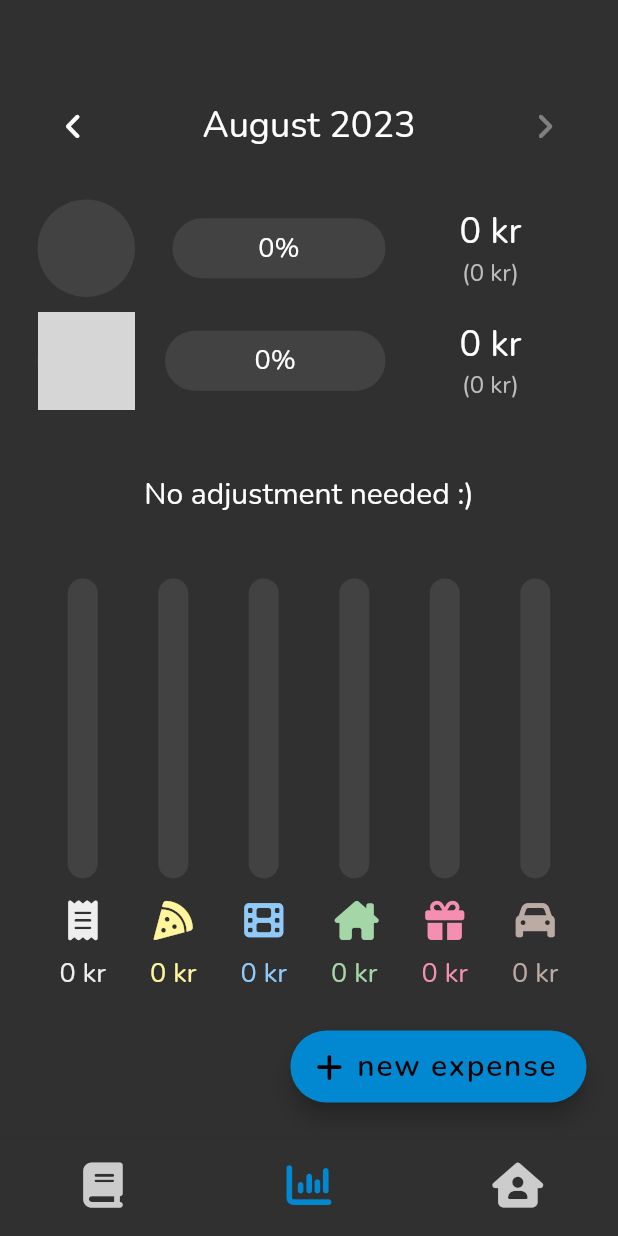
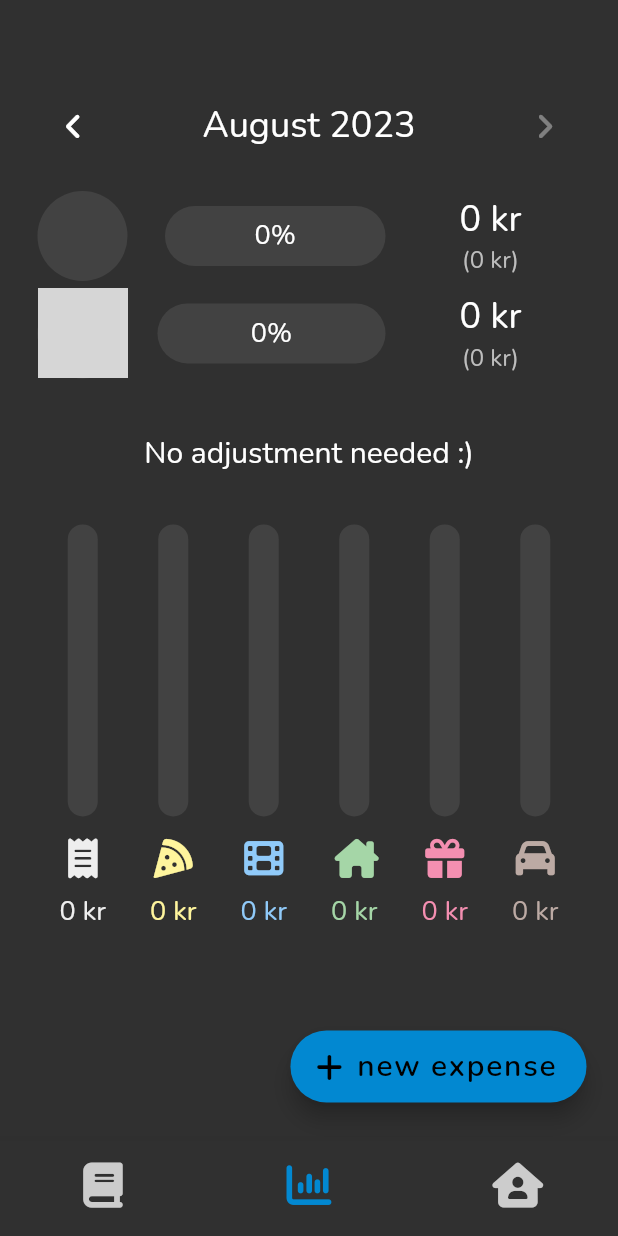
Before and after one commit to swegg4n/balancer, a Flutter app: the screen it shows once a user with an empty profile is signed in, on a phone screen of 412 x 824 dp. Run offline on Flutter 3.47's test engine with Material 2 defaults, Android fonts, the phone set to English and light mode, and no system bars; drawn by our look-alikes of percent_indicator; our stand-ins replace cloud_firestore, device_preview, firebase_auth, firebase_core, firebase_messaging, firebase_storage and 9 more; missing offline and left inert: multi_value_listenable_builder; accounts and stored records are empty; network calls fail; grey boxes are pictures that could not be loaded.

Commit message:
Fixed responsiveness issues

```diff
--- a/lib/analytics/analytics.dart
+++ b/lib/analytics/analytics.dart
@@ -18,7 +18,7 @@ final monthNames = ['', 'January', 'February', 'March', 'April', 'May', 'June',
 
 // ignore: must_be_immutable
 class AnalyticsScreen extends StatefulWidget {
-  final double iconSize = 65;
+  final double iconSize = 60;
   DateTime fromDateTime = DateTime.fromMillisecondsSinceEpoch(0);
   DateTime toDateTime = DateTime.fromMillisecondsSinceEpoch(0);
 
@@ -157,6 +157,15 @@ class _AnalyticsScreenState extends State<AnalyticsScreen> {
         analyticsState.hasModifiedDate = false;
       }
     });
+    double screenHeight = MediaQuery.of(context).size.height - 75 - 100;
+
+    // return Container(
+    //   margin: EdgeInsets.only(left: 25, right: 25, top: 60, bottom: 15),
+    //   child: SizedBox(
+    //     height: screenHeight,
+    //     child: Placeholder(),
+    //   ),
+    // );
 
     return FutureBuilder<List<Expense>>(
         future: _monthlyExpensesFuture,
@@ -176,10 +185,13 @@ class _AnalyticsScreenState extends State<AnalyticsScreen> {
                   child: SingleChildScrollView(
                     physics: const AlwaysScrollableScrollPhysics(),
                     child: Container(
-                      margin: const EdgeInsets.only(top: 60, left: 25, right: 25, bottom: 0),
-                      height: MediaQuery.of(context).size.height - 130,
+                      height: screenHeight,
+                      margin: const EdgeInsets.only(top: 60, left: 25, right: 25, bottom: 15),
                       child: Column(
                         children: [
+                          SizedBox(
+                            height: 1.0 * screenHeight / 10,
+                            child: Column(children: [
                               Row(
                                 mainAxisAlignment: MainAxisAlignment.spaceBetween,
                                 children: [
@@ -201,8 +213,11 @@ class _AnalyticsScreenState extends State<AnalyticsScreen> {
                                       icon: const Icon(FontAwesomeIcons.angleRight, size: 20)),
                                 ],
                               ),
-                          const Padding(padding: EdgeInsets.only(bottom: 25)),
-                          Row(
+                            ]),
+                          ),
+                          SizedBox(
+                            height: 1.0 * screenHeight / 10,
+                            child: Row(
                               children: [
                                 Container(
                                   width: widget.iconSize,
@@ -232,6 +247,7 @@ class _AnalyticsScreenState extends State<AnalyticsScreen> {
                                 SizedBox(
                                   width: 120,
                                   child: Column(
+                                    mainAxisAlignment: MainAxisAlignment.center,
                                     children: [
                                       FittedBox(child: Text('$totalLentUser1 kr', style: const TextStyle(fontSize: 24))),
                                       FittedBox(child: Text('($totalSumUser1 kr)', style: TextStyle(fontSize: 16, color: Colors.grey[400]))),
@@ -240,8 +256,10 @@ class _AnalyticsScreenState extends State<AnalyticsScreen> {
                                 ),
                               ],
                             ),
-                          const Padding(padding: EdgeInsets.only(bottom: 10)),
-                          Row(
+                          ),
+                          SizedBox(
+                            height: 1.0 * screenHeight / 10,
+                            child: Row(
                               children: [
                                 Container(
                                   width: widget.iconSize,
@@ -271,6 +289,7 @@ class _AnalyticsScreenState extends State<AnalyticsScreen> {
                                 SizedBox(
                                   width: 120,
                                   child: Column(
+                                    mainAxisAlignment: MainAxisAlignment.center,
                                     children: [
                                       FittedBox(child: Text('$totalLentUser2 kr', style: const TextStyle(fontSize: 24))),
                                       FittedBox(child: Text('($totalSumUser2 kr)', style: TextStyle(fontSize: 16, color: Colors.grey[400]))),
@@ -279,8 +298,11 @@ class _AnalyticsScreenState extends State<AnalyticsScreen> {
                                 ),
                               ],
                             ),
-                          const Spacer(),
-                          Stack(
+                          ),
+                          const Padding(padding: EdgeInsets.only(bottom: 15)),
+                          SizedBox(
+                            height: 1.0 * screenHeight / 10,
+                            child: Stack(
                               alignment: Alignment.center,
                               children: [
                                 Visibility(
@@ -321,16 +343,21 @@ class _AnalyticsScreenState extends State<AnalyticsScreen> {
                                   maintainState: true,
                                   child: const Text('No adjustment needed :)', style: TextStyle(fontSize: 20)),
                                 ),
+                                const Padding(padding: EdgeInsets.only(bottom: 10)),
                               ],
                             ),
-                          const Spacer(),
-                          StackedCategoryBars(
+                          ),
+                          const Padding(padding: EdgeInsets.only(bottom: 15)),
+                          SizedBox(
+                            height: 5 * screenHeight / 10,
+                            child: StackedCategoryBars(
                               categoryExpensesUser1: categoryExpensesUser1,
                               categoryExpensesUser2: categoryExpensesUser2,
                               totalSumUser1: totalSumUser1,
                               totalSumUser2: totalSumUser2,
+                              maxHeight: 3 * screenHeight / 10,
                             ),
-                          const Spacer(flex: 3),
+                          ),
                         ],
                       ),
                     ),
@@ -372,13 +399,15 @@ class StackedCategoryBars extends StatelessWidget {
   final List<double> categoryExpensesUser2;
   final int totalSumUser1;
   final int totalSumUser2;
+  final double maxHeight;
 
   const StackedCategoryBars(
       {super.key,
       required this.categoryExpensesUser1,
       required this.categoryExpensesUser2,
       required this.totalSumUser1,
-      required this.totalSumUser2});
+      required this.totalSumUser2,
+      required this.maxHeight});
 
   @override
   Widget build(BuildContext context) {
@@ -398,6 +427,7 @@ class StackedCategoryBars extends StatelessWidget {
                 expenseFractionUser2: totalSumUser2 == 0 ? 0 : categoryExpensesUser2[index] / max,
                 index: index,
                 categorySum: (categoryExpensesUser1[index] + categoryExpensesUser2[index]).toInt(),
+                maxHeight: maxHeight,
               )),
     );
   }
@@ -408,11 +438,15 @@ class CategoryBar extends StatelessWidget {
   final double expenseFractionUser2;
   final int index;
   final int categorySum;
-
-  final double maxHeight = 200;
+  final double maxHeight;
 
   const CategoryBar(
-      {super.key, required this.expenseFractionUser1, required this.expenseFractionUser2, required this.index, required this.categorySum});
+      {super.key,
+      required this.expenseFractionUser1,
+      required this.expenseFractionUser2,
+      required this.index,
+      required this.categorySum,
+      required this.maxHeight});
 
   @override
   Widget build(BuildContext context) {
```
Also changed, not shown: lib/expenses/expenses.dart (+19 -19 lines), lib/history/history.dart (+26 -6 lines). Lines whose indentation alone changed are shown as unchanged.
